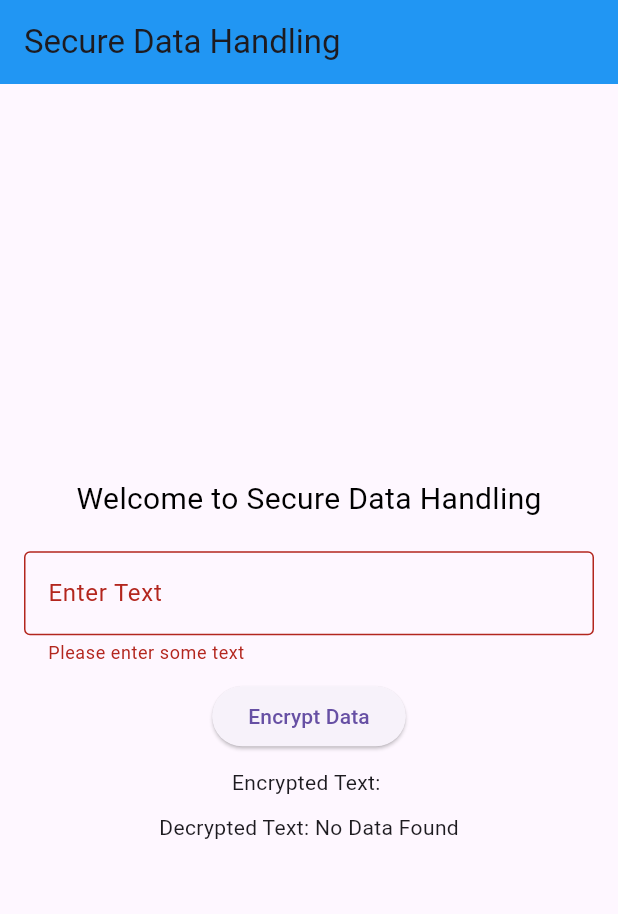
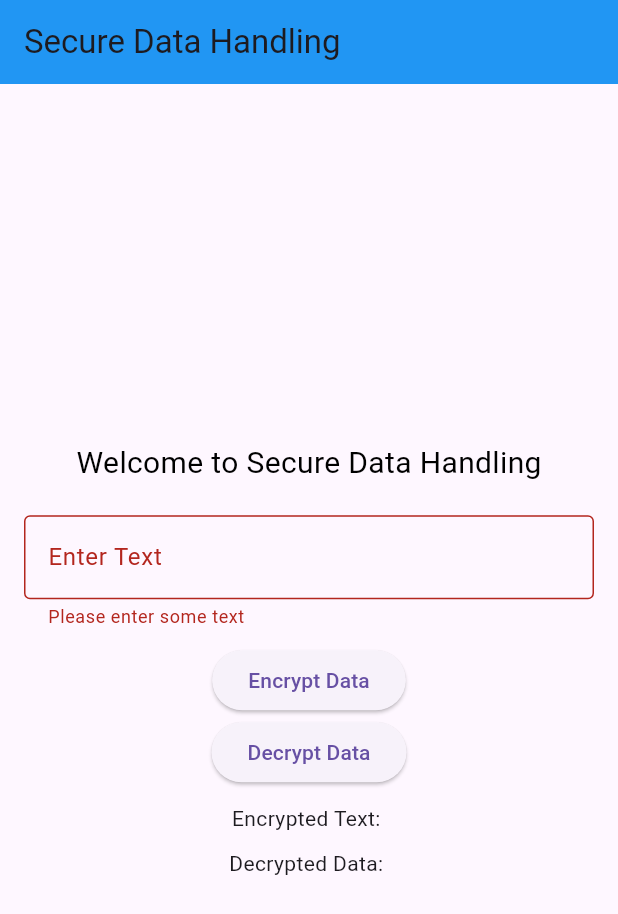
Before and after one commit to tylrmwn012/CSCProject-2, a Flutter app: the screen it shows after launch, after a tap on "Encrypt Data", on a phone screen of 412 x 824 dp. Shown: the top 914 px of the screen. Run offline on Flutter 3.47's test engine with Material 3 defaults, Android fonts, the phone set to English and light mode, and no system bars; our stand-ins replace flutter_riverpod, flutter_secure_storage, permission_handler; missing offline and left inert: encrypt.

Commit message:
Completed Module 7

```diff
--- a/Module 2-7/flutter_application_1/lib/main.dart
+++ b/Module 2-7/flutter_application_1/lib/main.dart
@@ -5,8 +5,10 @@ import 'package:uuid/uuid.dart'; //[MODULE 6]
 import 'package:flutter_secure_storage/flutter_secure_storage.dart'; //[MODULE 6]
 import 'package:permission_handler/permission_handler.dart'; //[MODULE 6]
 
-final textProvider = StateProvider<String>((ref) => ""); //[MODULE 4 - RIVERPOD]                                                                           [Monitor State Changes][Create State Providers]
+final textProvider = StateProvider<String>((ref) => ""); //[MODULE 4 - RIVERPOD]
 final encryptedTextProvider = StateProvider<String>((ref) => ""); //[MODULE 4 - RIVERPOD]
+final decryptedTextProvider = StateProvider<String>((ref) => ""); //[MODULE 4 - RIVERPOD]
+
 
 final key = encrypt.Key.fromUtf8('my 32 length key................'); // initialize 32 character key for encryption/decryption
 final iv = encrypt.IV.fromLength(16); // set IV to 16 byte
@@ -15,7 +17,7 @@ final encrypter = encrypt.Encrypter(encrypt.AES(key)); // call Encryptor from en
 final storage = FlutterSecureStorage(); // [MODULE 6] initialize secure storage
 
 void main() { // opens main function to run the app
-  runApp(const ProviderScope(child: ScaffoldApp())); // runs the app based on the function ScaffoldApp //[MODULE 4 - RIVERPOD]                             [Set Up Riverpod]
+  runApp(const ProviderScope(child: ScaffoldApp())); // runs the app based on the function ScaffoldApp //[MODULE 4 - RIVERPOD]
 } // closes main() function
 
 
@@ -87,10 +89,12 @@ class MyCustomFormState extends State<MyCustomForm> { // **StatefulWidget with R
   Widget build(BuildContext context) { // opens widget build() with BuildContext in order to build the app with style choices
 
     // returns the values to the providers at the top
-    return Consumer( // uses Consumer to access textProvider and encryptedTextProvider
+    return Consumer( // uses Consumer to access textProvider and Provider
       builder: (context, ref, child) { // passes context and ref for accessing providers //[MODULE 4 - RIVERPOD]
         final text = ref.watch(textProvider); // watches the textProvider for state updates //[MODULE 4 - RIVERPOD]
         final encryptedText = ref.watch(encryptedTextProvider); // watches the encryptedTextProvider for state updates //[MODULE 4 - RIVERPOD]
+        final decryptedText = ref.watch(decryptedTextProvider); // Watches decrypted text state
+
 
         // adds padding around the text box
         return Padding( // adds padding to adjust spacing
@@ -107,7 +111,7 @@ class MyCustomFormState extends State<MyCustomForm> { // **StatefulWidget with R
                     labelText: 'Enter Text', // label above the input field
                     border: OutlineInputBorder(), // adds a visible border
                   ),
-                  initialValue: text, // [MODULE 4 - RIVERPOD]                                                                                              [Connect UI to Providers]
+                  initialValue: text, // [MODULE 4 - RIVERPOD]
                   onChanged: (value) { // when value is changed (user enters text)...
                     ref.read(textProvider.notifier).state = value; //[MODULE 4 - RIVERPOD]
                   },
@@ -120,7 +124,7 @@ class MyCustomFormState extends State<MyCustomForm> { // **StatefulWidget with R
                 ),
                 const SizedBox(height: 10), // space between text field and button
 
-                // button style and actions
+                // [ENCRYPT] button style and actions
                 ElevatedButton( // creates a button to submit form
                   onPressed: () async { // when the button is pressed (calls async to sync info with other functions like request permission)
                     if (_formKey.currentState!.validate()) { // verifies if input is valid
@@ -134,23 +138,23 @@ class MyCustomFormState extends State<MyCustomForm> { // **StatefulWidget with R
                   child: const Text('Encrypt Data'), //[MODULE 4 - RIVERPOD] indicate to user that the button encrypts the data
                 ),
 
-                // display encrypted text
+                // [DECRYPT] button action
+                ElevatedButton(
+                  onPressed: () async { // when the button is pressed...
+                    final decryptedTextValue = await decryptStoredData(); // call function to decrypt the stored data
+                    ref.read(decryptedTextProvider.notifier).state = decryptedTextValue; // updates provider to decryptedTextValue
+                    ScaffoldMessenger.of(context).showSnackBar( // open snackbar for styling
+                      const SnackBar(content: Text('Data Decrypted & Displayed')), // display message at bottom of the screen to tell user decryption processed
+                    );
+                  },
+                  child: const Text('Decrypt Data'), // display text "decrypt data" inside of button
+                ),
+
                 const SizedBox(height:10), // initialize box which will hold encryption
-                Text('Encrypted Text: $encryptedText'), //[MODULE 4 - RIVERPOD] displays the encrypted text to the user (text entered in reverse)
+                Text('Encrypted Text: $encryptedText'), // display encrypted text to user
 
-                const SizedBox(height:10), // initialize box with size 10
-                FutureBuilder<String>(
-                  future: decryptStoredData(), // Call the decryption function
-                  builder: (context, snapshot) { // call snapshot
-                    if (snapshot.connectionState == ConnectionState.waiting) { // if snapshot is waiting...
-                      return const Text('Decrypting...'); // show a loading state to prompt is is waiting
-                    } else if (snapshot.hasError) { // if there's an error...
-                      return Text('Error: ${snapshot.error}'); // show error if any errors occur (not likely)
-                    } else { // else
-                      return Text('Decrypted Text: ${snapshot.data ?? "No Data"}'); // Show decrypted data
-                    }
-                  },
-                )
+                const SizedBox(height: 10), // initialize box which will hold decryption
+                Text('Decrypted Data: $decryptedText'), // display decrypted text to user
               ],
             ),
           ),
@@ -167,29 +171,30 @@ String encryptData(String input) { // function which takes user's input and encr
   return encrypter.encrypt(input, iv: iv).base64; // return encryption of user's input with base64
 }
 
-Future<void> storeEncryptedData(String text) async { // store encrypted data in secure storage
-  final iv = encrypt.IV.fromLength(16); // Generate a unique IV for this encryption
-  final encrypted = encrypter.encrypt(text, iv: iv); // set encrypted equal to the final encryption of the text
+Future<void> storeEncryptedData(String text) async {
+  final iv = encrypt.IV.fromLength(16); // Generate a new IV per encryption
+  final encrypted = encrypter.encrypt(text, iv: iv); // encrypts text and stores associated iv
 
-  // Store both IV and encrypted text
-  await storage.write(key: "secure_data", value: "${iv.base64}:${encrypted.base64}"); // store IV with encryption of text
+  await storage.write(key: "secure_data", value: "${iv.base64}:${encrypted.base64}"); // store iv and encrypted data in one string
 }
 
 
 
+
 // ******************************** Module 5 Code *************************************
-Future<String> decryptStoredData() async { // function which takes encryption and decrypts it to user
-  String? storedData = await storage.read(key: "secure_data"); // set storedData equal to info from the given key
-  if (storedData != null && storedData.contains(":")) { // check that storedData isn't null and that it contains ":"
-    // extract IV and encrypted text
-    final parts = storedData.split(":"); // set parts equal to the stored data split at :
-    final iv = encrypt.IV.fromBase64(parts[0]); // set iv equal to the first element split by :
-    final encryptedData = encrypt.Encrypted.fromBase64(parts[1]); // set encrypted data equal to the second part split by :
+Future<String> decryptStoredData() async {
+  String? storedData = await storage.read(key: "secure_data");
 
-    return encrypter.decrypt(encryptedData, iv: iv); // return decrypted data
+  if (storedData != null && storedData.contains(":")) {
+    final parts = storedData.split(":");
+    final iv = encrypt.IV.fromBase64(parts[0]);
+    final encryptedData = encrypt.Encrypted.fromBase64(parts[1]);
+
+    return encrypter.decrypt(encryptedData, iv: iv);
   }
-  return "No Data Found"; // return that no data was found to decrypt
+  return "No Data Found";
 }
+
 
 
 
@@ -199,6 +204,8 @@ String idGeneration() { // function to generate and return uuid
   return uuid.v4(); // return uuid generated
 }
 
+
+
 Future<void> requestPermission() async { // function to request permission before storage
   if (await Permission.storage.request().isGranted) { // request permission to store. if True...
     print("Storage permission granted"); // if permission is granted, display to user
```
Also changed, not shown: 4 other files.
